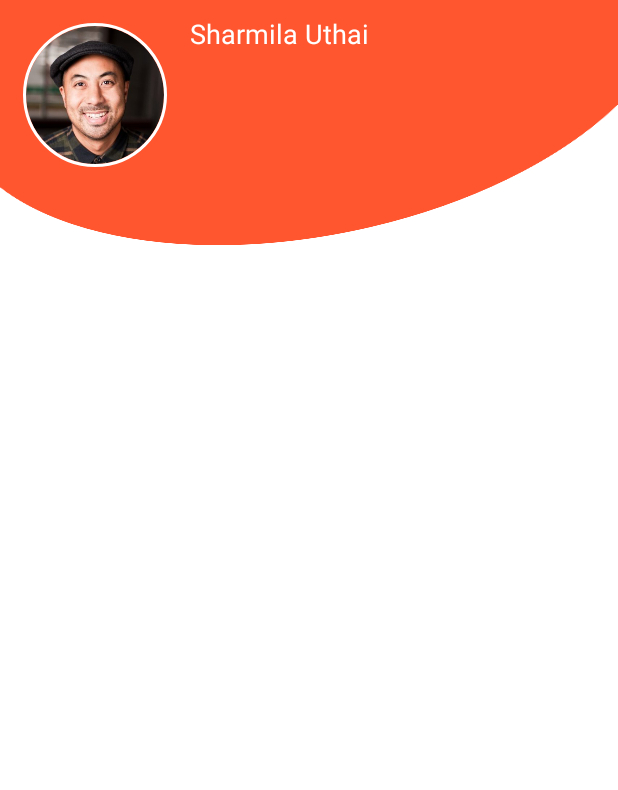
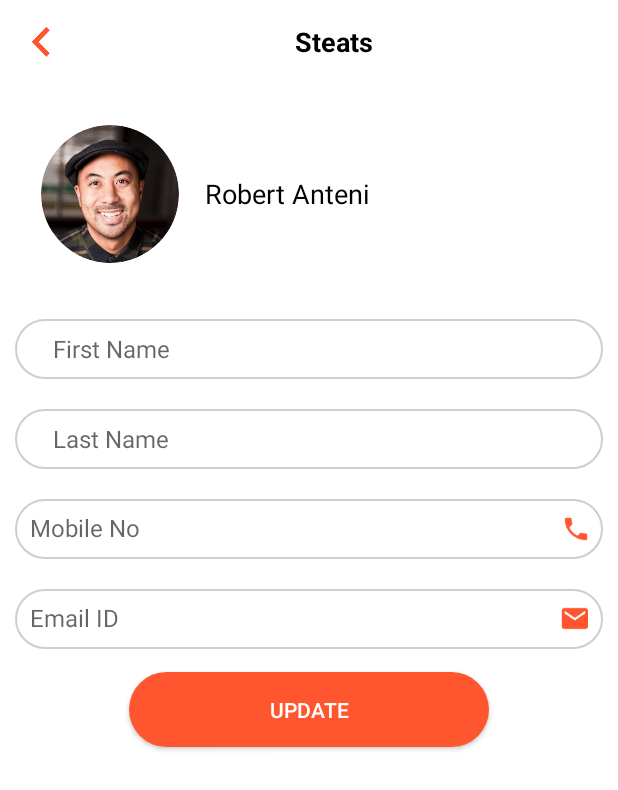
Before and after one commit to prakashkumar001/steats, an Android app: the fragment Profile placed in its activity, on a phone screen of 412 x 824 dp. Shown: the top 790 px of the screen. Run offline under Robolectric (Android 15) with nearby library versions, the phone set to English and light mode, and no system bars; our stand-ins replace CircleImageView, Firebase (no records; nobody signed in at launch, a user with empty details on screens opened directly); libraries missing offline, so code that uses them is left out: com.github.amlcurran.showcaseview, com.google.maps.android, com.google.maps.errors, com.google.maps.model, com.nostra13.universalimageloader; 5 statements that could not run were skipped.

Commit message:
myprofile

```diff
--- a/app/src/main/java/street/com/eats/fragment/Profile.java
+++ b/app/src/main/java/street/com/eats/fragment/Profile.java
@@ -11,19 +11,9 @@ import street.com.eats.R;
 public class Profile extends Fragment {
     @Override
     public View onCreateView(LayoutInflater inflater, ViewGroup container, Bundle savedInstanceState) {
-        View view=inflater.inflate(R.layout.fragment_first_menu, container, false);
+        View view=inflater.inflate(R.layout.myprofile, container, false);
 
-        if(view.getScaleX()==1.0f)
-        {
 
-        }else
-        {
-            view.setScaleX(1.0f);
-            view.setScaleY(1.0f);
-            view.animate().translationX((float) (view.getWidth() * -1));
-            // frame.setTranslationX((float) (frame.getWidth() * -1));
-
-        }
 
         return view;
     }
--- /dev/null
+++ b/app/src/main/res/layout/myprofile.xml
@@ -0,0 +1,146 @@
+<?xml version="1.0" encoding="utf-8"?>
+<LinearLayout xmlns:android="http://schemas.android.com/apk/res/android"
+    xmlns:app="http://schemas.android.com/apk/res-auto"
+    android:orientation="vertical"
+    android:layout_width="match_parent"
+    android:layout_height="match_parent"
+    android:background="@android:color/white">
+    <include
+        android:id="@+id/toolbar"
+        layout="@layout/toolbar" />
+
+    <ScrollView
+        android:layout_width="match_parent"
+        android:layout_height="match_parent">
+
+        <LinearLayout
+            android:layout_width="match_parent"
+            android:layout_height="match_parent"
+            android:orientation="vertical"
+            >
+
+
+            <LinearLayout
+                android:layout_width="match_parent"
+                android:layout_height="wrap_content"
+                android:orientation="vertical"
+                >
+
+
+                <LinearLayout
+                    android:layout_width="match_parent"
+                    android:layout_height="wrap_content"
+                    android:layout_margin="10dp"
+                    >
+
+                    <de.hdodenhof.circleimageview.CircleImageView
+                        android:id="@+id/profile_image"
+                        android:layout_width="96dp"
+                        android:layout_height="96dp"
+                        android:layout_margin="15dp"
+                        android:src="@drawable/profile"
+                        app:civ_border_width="2dp"
+                        app:civ_border_color="#FFFF"/>
+
+                    <TextView
+                        android:layout_width="match_parent"
+                        android:layout_height="match_parent"
+                        android:gravity="center|left"
+                        android:text="Robert Anteni"
+                        android:textColor="@android:color/black"
+                        android:textSize="18dp"
+                        android:maxLength="15"
+                        />
+
+                </LinearLayout>
+
+
+                <EditText
+                    android:id="@+id/name"
+                    android:layout_width="match_parent"
+                    android:layout_height="40dp"
+                    android:hint="First Name"
+                    android:paddingLeft="25dp"
+                    android:layout_margin="10dp"
+                    android:textSize="16dp"
+                    android:singleLine="true"
+                    android:imeOptions="actionNext"
+                    android:textColor="#44413A"
+                    android:background="@drawable/signup_input"
+                    />
+                <EditText
+                    android:id="@+id/lname"
+                    android:layout_width="match_parent"
+                    android:layout_height="40dp"
+                    android:hint="Last Name"
+                    android:paddingLeft="25dp"
+                    android:layout_margin="10dp"
+                    android:textSize="16dp"
+                    android:singleLine="true"
+                    android:imeOptions="actionNext"
+                    android:textColor="#44413A"
+                    android:background="@drawable/signup_input"
+                    />
+                <EditText
+                    android:id="@+id/mobile"
+                    android:layout_width="match_parent"
+                    android:layout_height="40dp"
+                    android:hint="Mobile No"
+                    android:paddingLeft="25dp"
+                    android:layout_margin="10dp"
+                    android:textSize="16dp"
+                    android:singleLine="true"
+                    android:padding="10dp"
+                    android:drawableRight="@mipmap/phone_material"
+
+                    android:imeOptions="actionNext"
+                    android:textColor="#44413A"
+                    android:background="@drawable/signup_input"
+                    />
+                <EditText
+                    android:id="@+id/email"
+                    android:layout_width="match_parent"
+                    android:layout_height="40dp"
+                    android:hint="Email ID"
+                    android:paddingLeft="25dp"
+                    android:textSize="16dp"
+                    android:layout_margin="10dp"
+                    android:singleLine="true"
+                    android:drawableRight="@mipmap/mail"
+                    android:padding="10dp"
+                    android:imeOptions="actionDone"
+                    android:textColor="#44413A"
+                    android:background="@drawable/signup_input"
+                    />
+
+
+
+
+
+
+
+
+            </LinearLayout>
+            <LinearLayout
+                android:layout_width="match_parent"
+                android:layout_height="wrap_content"
+                android:layout_gravity="center"
+                android:gravity="center"
+                >
+                <Button
+                    android:id="@+id/submit"
+                    android:layout_width="wrap_content"
+                    android:layout_height="50dp"
+                    android:ems="15"
+                    android:gravity="center"
+                    android:layout_gravity="center|top"
+                    android:text="Update"
+                    android:layout_margin="5dp"
+                    android:textColor="@android:color/white"
+                    android:background="@drawable/button_bg"
+                    />
+            </LinearLayout>
+        </LinearLayout>
+    </ScrollView>
+
+</LinearLayout>
--- a/app/src/main/res/layout/product_item.xml
+++ b/app/src/main/res/layout/product_item.xml
@@ -3,8 +3,16 @@
     android:orientation="vertical" android:layout_width="match_parent"
     android:layout_height="wrap_content"
     android:layout_margin="10dp"
-    android:background="#F0F0F0"
+    android:background="#FBFBFB"
     >
+
+    <RelativeLayout
+        android:layout_width="match_parent"
+        android:layout_height="150dp">
+
+
+
+
     <ImageView
         android:layout_width="match_parent"
         android:layout_height="130dp"
@@ -13,12 +21,38 @@
         android:adjustViewBounds="true"
         />
 
+        <ImageView
+            android:layout_width="wrap_content"
+            android:layout_height="wrap_content"
+            android:layout_alignParentRight="true"
+            android:padding="10dp"
+            android:src="@mipmap/favorite"
+            />
+
+        <TextView
+            android:layout_width="wrap_content"
+            android:layout_height="30dp"
+            android:text="3.9/5 "
+            android:gravity="center"
+            android:textColor="@android:color/white"
+            android:textSize="22dp"
+            android:layout_gravity="center"
+            android:layout_alignParentBottom="true"
+            android:textStyle="bold"
+            android:background="@android:color/holo_green_light"
+            android:layout_marginRight="10dp"
+            android:layout_alignParentRight="true"/>
+
+            />
+    </RelativeLayout>
+
     <TextView
         android:layout_width="wrap_content"
         android:layout_height="wrap_content"
         android:paddingLeft="15dp"
         android:layout_marginTop="10dp"
-
+        android:textColor="#BCBCBC"
+        android:textSize="12dp"
         android:text="PASTA"
         />
 
@@ -29,6 +63,7 @@
         android:textStyle="bold"
         android:layout_marginTop="5dp"
         android:textSize="18dp"
+        android:textColor="#4A4A4A"
         android:text="Alferdo Sauce"
         />
 
@@ -54,6 +89,7 @@
             android:drawablePadding="5dp"
             android:layout_gravity="center"
             android:text="+919962526526"
+            android:textColor="#B5B5B5"
             />
         <TextView
             android:layout_width="0dp"
@@ -67,6 +103,7 @@
             android:drawablePadding="5dp"
             android:layout_gravity="center"
             android:drawableLeft="@mipmap/location"
+            android:textColor="#B5B5B5"
 
             />
         <TextView
@@ -81,6 +118,8 @@
             android:drawablePadding="5dp"
             android:singleLine="true"
             android:maxLength="10"
+            android:textColor="#B5B5B5"
+
             android:drawableLeft="@mipmap/review"
 
             />
```
